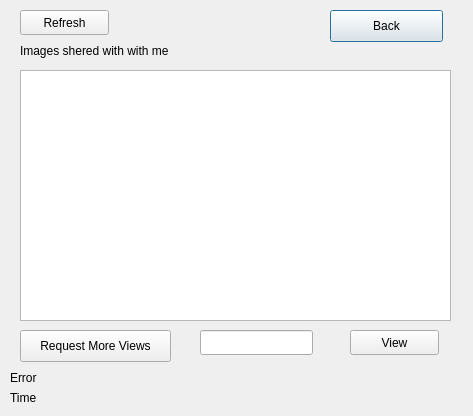
The window that GUIFiles/sharedimages.ui (SammySamer/Distributed-System-Image-Sharing-Platform) describes before a commit, drawn with Qt 5.
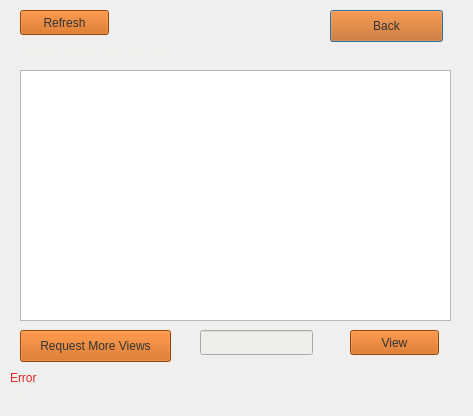
The same window after the commit.

Patch:
```diff
--- a/GUIFiles/sharedimages.ui
+++ b/GUIFiles/sharedimages.ui
@@ -32,8 +32,11 @@
      <height>21</height>
     </rect>
    </property>
+   <property name="styleSheet">
+    <string notr="true">color: rgb(238, 238, 236);</string>
+   </property>
    <property name="text">
-    <string>Images shered with with me</string>
+    <string>Images shared with with me</string>
    </property>
   </widget>
   <widget class="QPushButton" name="push_back">
@@ -45,6 +48,13 @@
      <height>32</height>
     </rect>
    </property>
+   <property name="cursor">
+    <cursorShape>PointingHandCursor</cursorShape>
+   </property>
+   <property name="styleSheet">
+    <string notr="true">background-color: rgb(206, 92, 0);
+color: rgb(46, 52, 54);</string>
+   </property>
    <property name="text">
     <string>Back</string>
    </property>
@@ -58,6 +68,13 @@
      <height>32</height>
     </rect>
    </property>
+   <property name="cursor">
+    <cursorShape>PointingHandCursor</cursorShape>
+   </property>
+   <property name="styleSheet">
+    <string notr="true">background-color: rgb(206, 92, 0);
+color: rgb(46, 52, 54);</string>
+   </property>
    <property name="text">
     <string>Request More Views</string>
    </property>
@@ -71,6 +88,9 @@
      <height>16</height>
     </rect>
    </property>
+   <property name="styleSheet">
+    <string notr="true">color: rgb(224, 37, 37);</string>
+   </property>
    <property name="text">
     <string>Error</string>
    </property>
@@ -84,6 +104,9 @@
      <height>16</height>
     </rect>
    </property>
+   <property name="styleSheet">
+    <string notr="true">color: rgb(238, 238, 236);</string>
+   </property>
    <property name="text">
     <string>Time</string>
    </property>
@@ -97,6 +120,13 @@
      <height>25</height>
     </rect>
    </property>
+   <property name="cursor">
+    <cursorShape>PointingHandCursor</cursorShape>
+   </property>
+   <property name="styleSheet">
+    <string notr="true">background-color: rgb(206, 92, 0);
+color: rgb(46, 52, 54);</string>
+   </property>
    <property name="text">
     <string>Refresh</string>
    </property>
@@ -110,6 +140,10 @@
      <height>25</height>
     </rect>
    </property>
+   <property name="styleSheet">
+    <string notr="true">color: rgb(46, 52, 54);
+background-color: rgb(238, 238, 236);</string>
+   </property>
   </widget>
   <widget class="QPushButton" name="push_view">
    <property name="geometry">
@@ -120,6 +154,13 @@
      <height>25</height>
     </rect>
    </property>
+   <property name="cursor">
+    <cursorShape>PointingHandCursor</cursorShape>
+   </property>
+   <property name="styleSheet">
+    <string notr="true">background-color: rgb(206, 92, 0);
+color: rgb(46, 52, 54);</string>
+   </property>
    <property name="text">
     <string>View</string>
    </property>
```
